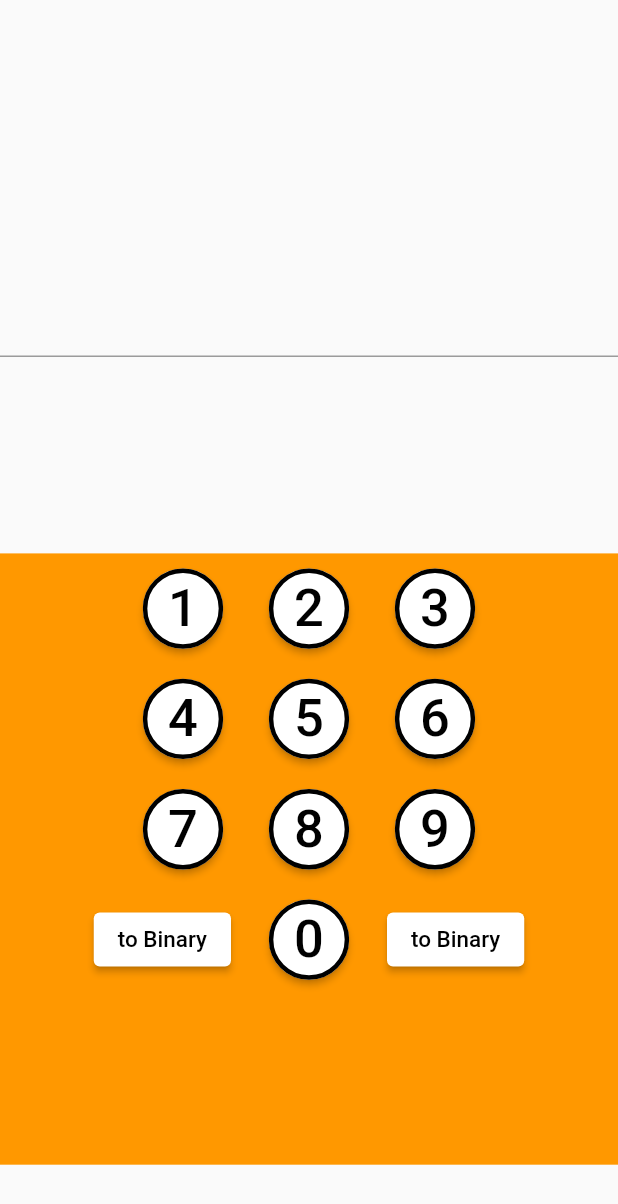
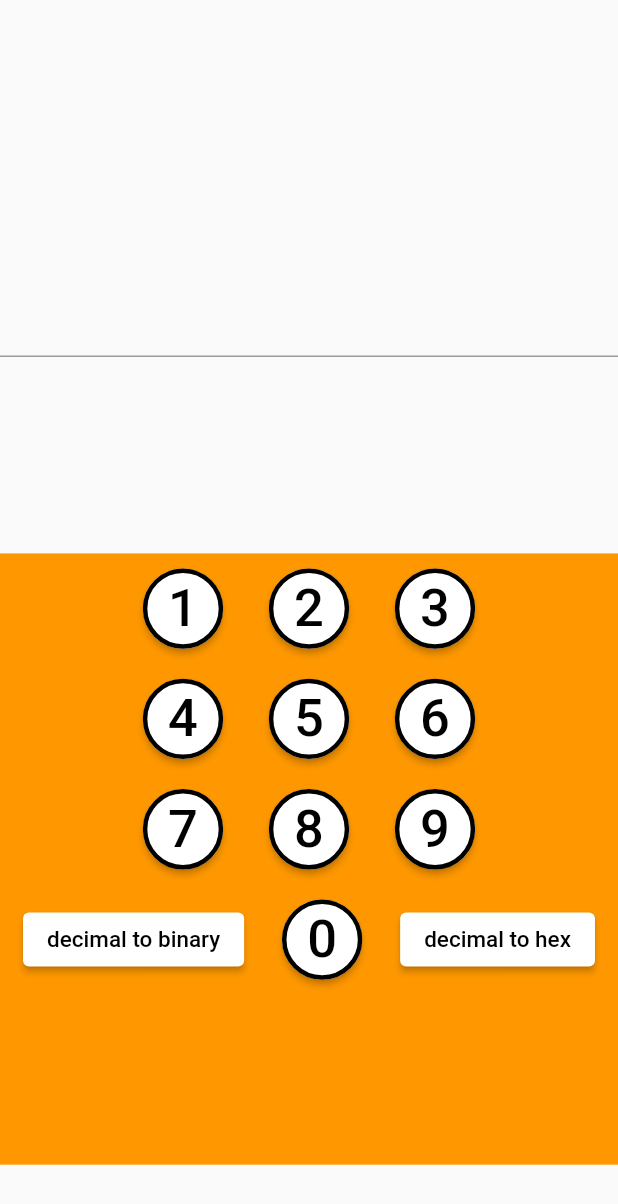
Before and after one commit to itumo-arigatone/simple_binary_converter, a Flutter app: the screen it shows after launch, swiped to page 2, on a phone screen of 412 x 824 dp. Shown: the top 1204 px of the screen. Run offline on Flutter 3.47's test engine with Material 2 defaults, Android fonts, the phone set to English and light mode, and no system bars.

Commit message:
複数のモード対応

```diff
--- a/lib/binary_switch.dart
+++ b/lib/binary_switch.dart
@@ -2,7 +2,8 @@ import 'package:flutter/material.dart';
 
 class ModeSwitch extends StatefulWidget {
   final Function(String mode) setMode;
-  ModeSwitch(this.setMode);
+  final String mode;
+  ModeSwitch(this.setMode, this.mode);
   @override
   _ModeSwitchState createState() => _ModeSwitchState();
 }
@@ -11,21 +12,29 @@ class _ModeSwitchState extends State<ModeSwitch> {
 
   bool isPressed = false;
   Color primaryColor = Colors.white;
+  Map<String, String> modeDecimal = {
+    "0": "to decimal", // binary
+    "1": "to hex", // binary
+    "2": "decimal to binary", // decimal
+    "3": "decimal to hex", // decimal
+    "4": "hex to binary", // hex
+    "5": "hex to decimal", // hex
+  };
   @override
   Widget build(BuildContext context) {
+    String? mode = modeDecimal[widget.mode];
     return ElevatedButton(
       onPressed: () {
         this.isPressed = !this.isPressed;
         setState(() {
           this.primaryColor = this.isPressed ? Colors.grey: Colors.white;
           if (this.isPressed) {
-            print("newbutton");
-            widget.setMode("2");
+            widget.setMode(widget.mode);
           }
         });
       },
       child: Text(
-        "to Binary",
+        mode.toString(),
         style: TextStyle(
           fontSize: 15,
         ),
--- a/lib/keypad.dart
+++ b/lib/keypad.dart
@@ -10,7 +10,8 @@ class KeyPad {
   KeyPad(this.context, this.onChangeInputData, this.setMode);
   Container decimalKeyPad() {
     NumButton button = NumButton(context, onChangeInputData);
-    ModeSwitch modeSwitch = ModeSwitch(setMode);
+    ModeSwitch binaryMode = ModeSwitch(setMode, "2");
+    ModeSwitch hexMode = ModeSwitch(setMode, "3");
     return Container(
       color: Colors.orange,
       child: Column(
@@ -70,7 +71,7 @@ class KeyPad {
             children: <Widget>[
               Padding(
                 padding: const EdgeInsets.all(10),
-                child: modeSwitch,
+                child: binaryMode,
               ),
               Padding(
                 padding: const EdgeInsets.all(10),
@@ -78,7 +79,7 @@ class KeyPad {
               ),
               Padding(
                 padding: const EdgeInsets.all(10),
-                child: modeSwitch,
+                child: hexMode,
               ),
             ],
           ),
```
